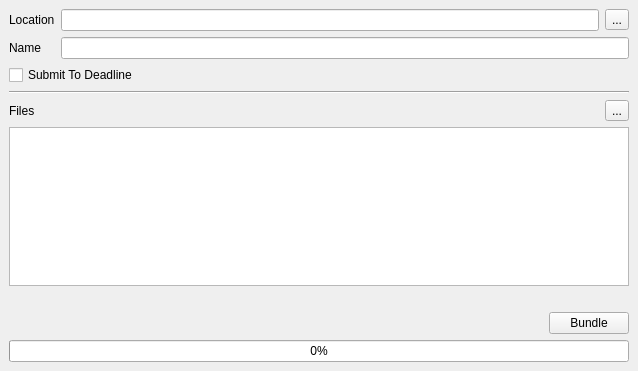
Before: the Qt Designer form ui/bundle.ui in iceanimations/SceneBundle, drawn with Qt 5.
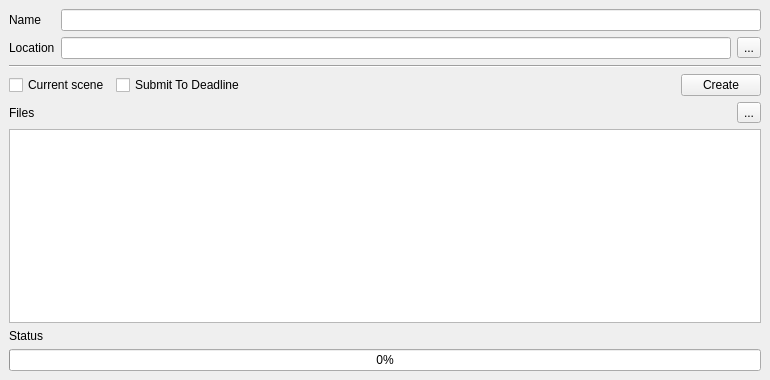
After: the same form once the commit is applied.

```diff
--- a/ui/bundle.ui
+++ b/ui/bundle.ui
@@ -6,15 +6,41 @@
    <rect>
     <x>0</x>
     <y>0</y>
-    <width>638</width>
-    <height>371</height>
+    <width>770</width>
+    <height>380</height>
    </rect>
   </property>
+  <property name="minimumSize">
+   <size>
+    <width>770</width>
+    <height>0</height>
+   </size>
+  </property>
+  <property name="maximumSize">
+   <size>
+    <width>770</width>
+    <height>380</height>
+   </size>
+  </property>
   <property name="windowTitle">
    <string>Scene Bundle</string>
   </property>
   <widget class="QWidget" name="centralwidget">
    <layout class="QVBoxLayout" name="verticalLayout">
+    <item>
+     <layout class="QHBoxLayout" name="horizontalLayout">
+      <item>
+       <widget class="QLabel" name="label_2">
+        <property name="text">
+         <string>Name    </string>
+        </property>
+       </widget>
+      </item>
+      <item>
+       <widget class="QLineEdit" name="nameBox"/>
+      </item>
+     </layout>
+    </item>
     <item>
      <layout class="QHBoxLayout" name="horizontalLayout_2">
       <item>
@@ -37,18 +63,20 @@
      </layout>
     </item>
     <item>
-     <layout class="QHBoxLayout" name="horizontalLayout">
+     <widget class="Line" name="line">
+      <property name="orientation">
+       <enum>Qt::Horizontal</enum>
+      </property>
+     </widget>
+    </item>
       <item>
-       <widget class="QLabel" name="label_2">
+     <layout class="QHBoxLayout" name="horizontalLayout_4">
+      <item>
+       <widget class="QCheckBox" name="currentSceneButton">
         <property name="text">
-         <string>Name    </string>
+         <string>Current scene</string>
         </property>
        </widget>
-      </item>
-      <item>
-       <widget class="QLineEdit" name="nameBox"/>
-      </item>
-     </layout>
     </item>
     <item>
      <widget class="QCheckBox" name="deadlineCheck">
@@ -61,12 +89,39 @@
      </widget>
     </item>
     <item>
-     <widget class="Line" name="line">
+       <spacer name="horizontalSpacer">
       <property name="orientation">
        <enum>Qt::Horizontal</enum>
       </property>
-     </widget>
-    </item>
+        <property name="sizeHint" stdset="0">
+         <size>
+          <width>40</width>
+          <height>20</height>
+         </size>
+        </property>
+       </spacer>
+      </item>
+      <item>
+       <widget class="QPushButton" name="bundleButton">
+        <property name="minimumSize">
+         <size>
+          <width>75</width>
+          <height>0</height>
+         </size>
+        </property>
+        <property name="text">
+         <string>Create</string>
+        </property>
+       </widget>
+      </item>
+     </layout>
+    </item>
+    <item>
+     <widget class="QWidget" name="widget" native="true">
+      <layout class="QVBoxLayout" name="verticalLayout_2">
+       <property name="margin">
+        <number>0</number>
+       </property>
     <item>
      <layout class="QHBoxLayout" name="horizontalLayout_3">
       <item>
@@ -98,43 +153,16 @@
       </property>
      </widget>
     </item>
+      </layout>
+     </widget>
+    </item>
     <item>
      <widget class="QLabel" name="statusLabel">
       <property name="text">
-       <string/>
+       <string>Status</string>
       </property>
      </widget>
     </item>
-    <item>
-     <layout class="QHBoxLayout" name="horizontalLayout_4">
-      <item>
-       <spacer name="horizontalSpacer">
-        <property name="orientation">
-         <enum>Qt::Horizontal</enum>
-        </property>
-        <property name="sizeHint" stdset="0">
-         <size>
-          <width>40</width>
-          <height>20</height>
-         </size>
-        </property>
-       </spacer>
-      </item>
-      <item>
-       <widget class="QPushButton" name="bundleButton">
-        <property name="minimumSize">
-         <size>
-          <width>75</width>
-          <height>0</height>
-         </size>
-        </property>
-        <property name="text">
-         <string>Bundle</string>
-        </property>
-       </widget>
-      </item>
-     </layout>
-    </item>
     <item>
      <widget class="QProgressBar" name="progressBar">
       <property name="value">
```
Left out of the diff: 19 changed lines with no effect on the pictures. Lines whose indentation alone changed are shown as unchanged.
